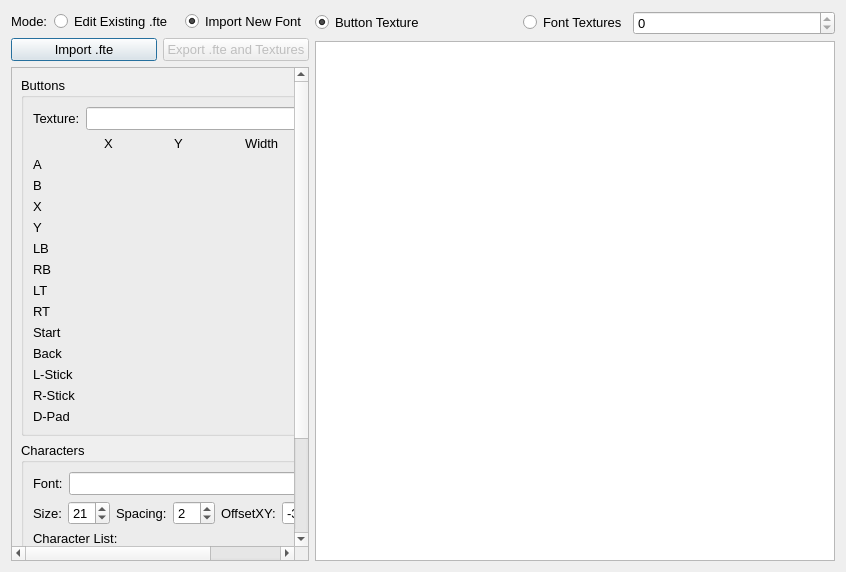
Qt form databasegenerator.ui (brianuuu/fcoEditor) before a commit.
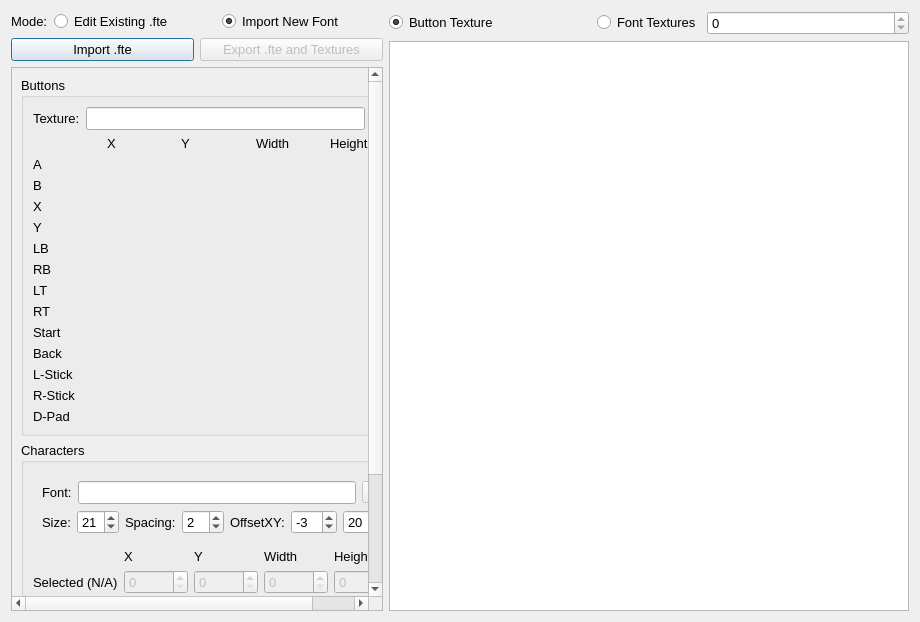
The same form after that commit. Custom widgets are drawn as their Qt base class.

```diff
--- a/databasegenerator.ui
+++ b/databasegenerator.ui
@@ -6,8 +6,8 @@
    <rect>
     <x>0</x>
     <y>0</y>
-    <width>846</width>
-    <height>561</height>
+    <width>920</width>
+    <height>622</height>
    </rect>
   </property>
   <property name="font">
@@ -92,8 +92,8 @@
          <rect>
           <x>0</x>
           <y>0</y>
-          <width>304</width>
-          <height>495</height>
+          <width>378</width>
+          <height>556</height>
          </rect>
         </property>
         <layout class="QVBoxLayout" name="verticalLayout_3">
@@ -267,6 +267,9 @@
            </property>
            <layout class="QVBoxLayout" name="verticalLayout_4">
             <item>
+             <widget class="QFrame" name="Group_NewFont">
+              <layout class="QVBoxLayout" name="verticalLayout_6">
+               <item>
              <layout class="QHBoxLayout" name="horizontalLayout_4">
               <item>
                <widget class="QLabel" name="label_18">
@@ -284,6 +287,9 @@
               </item>
               <item>
                <widget class="QToolButton" name="PB_Font">
+                   <property name="enabled">
+                    <bool>false</bool>
+                   </property>
                 <property name="text">
                  <string>...</string>
                 </property>
@@ -378,6 +384,76 @@
                 </property>
                 <property name="value">
                  <number>20</number>
+                   </property>
+                  </widget>
+                 </item>
+                </layout>
+               </item>
+              </layout>
+             </widget>
+            </item>
+            <item>
+             <layout class="QGridLayout" name="gridLayout">
+              <item row="0" column="3">
+               <widget class="QLabel" name="label_28">
+                <property name="text">
+                 <string>Width</string>
+                </property>
+               </widget>
+              </item>
+              <item row="0" column="2">
+               <widget class="QLabel" name="label_27">
+                <property name="text">
+                 <string>Y</string>
+                </property>
+               </widget>
+              </item>
+              <item row="0" column="1">
+               <widget class="QLabel" name="label_26">
+                <property name="text">
+                 <string>X</string>
+                </property>
+               </widget>
+              </item>
+              <item row="0" column="4">
+               <widget class="QLabel" name="label_29">
+                <property name="text">
+                 <string>Height</string>
+                </property>
+               </widget>
+              </item>
+              <item row="1" column="0">
+               <widget class="QLabel" name="L_Selected">
+                <property name="text">
+                 <string>Selected (N/A)</string>
+                </property>
+               </widget>
+              </item>
+              <item row="1" column="1">
+               <widget class="QSpinBox" name="SB_SelectedX">
+                <property name="enabled">
+                 <bool>false</bool>
+                </property>
+               </widget>
+              </item>
+              <item row="1" column="2">
+               <widget class="QSpinBox" name="SB_SelectedY">
+                <property name="enabled">
+                 <bool>false</bool>
+                </property>
+               </widget>
+              </item>
+              <item row="1" column="3">
+               <widget class="QSpinBox" name="SB_SelectedWidth">
+                <property name="enabled">
+                 <bool>false</bool>
+                </property>
+               </widget>
+              </item>
+              <item row="1" column="4">
+               <widget class="QSpinBox" name="SB_SelectedHeight">
+                <property name="enabled">
+                 <bool>false</bool>
                 </property>
                </widget>
               </item>
```
Left out of the diff: 3 changed lines with no effect on the pictures. Lines whose indentation alone changed are shown as unchanged.
